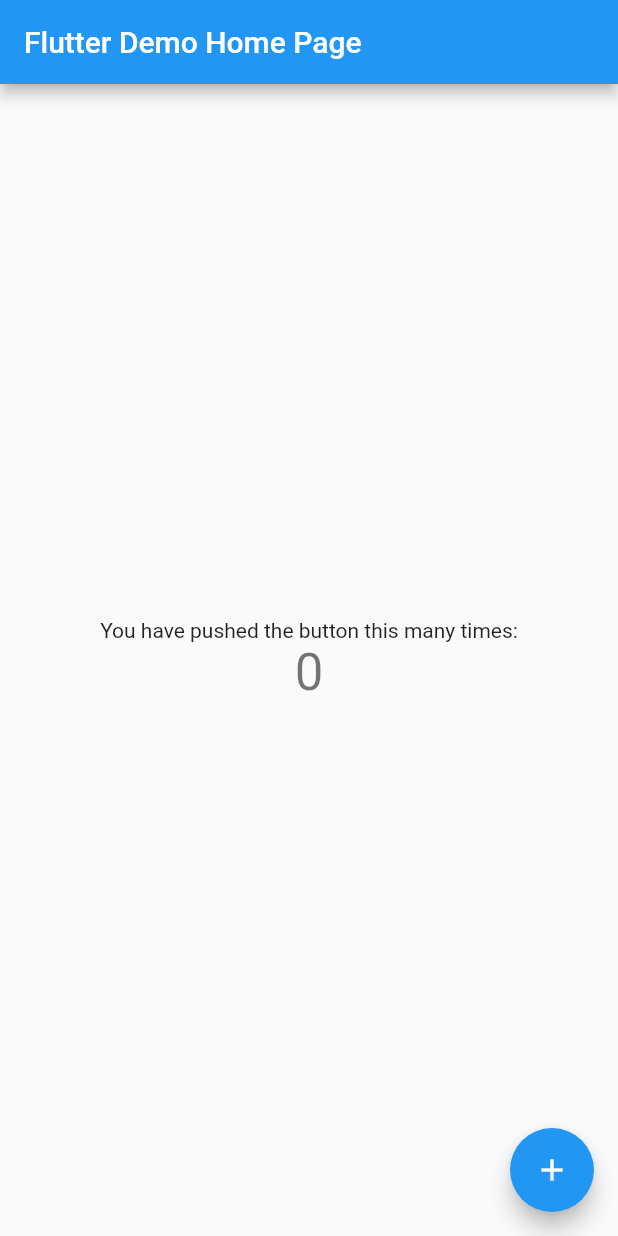
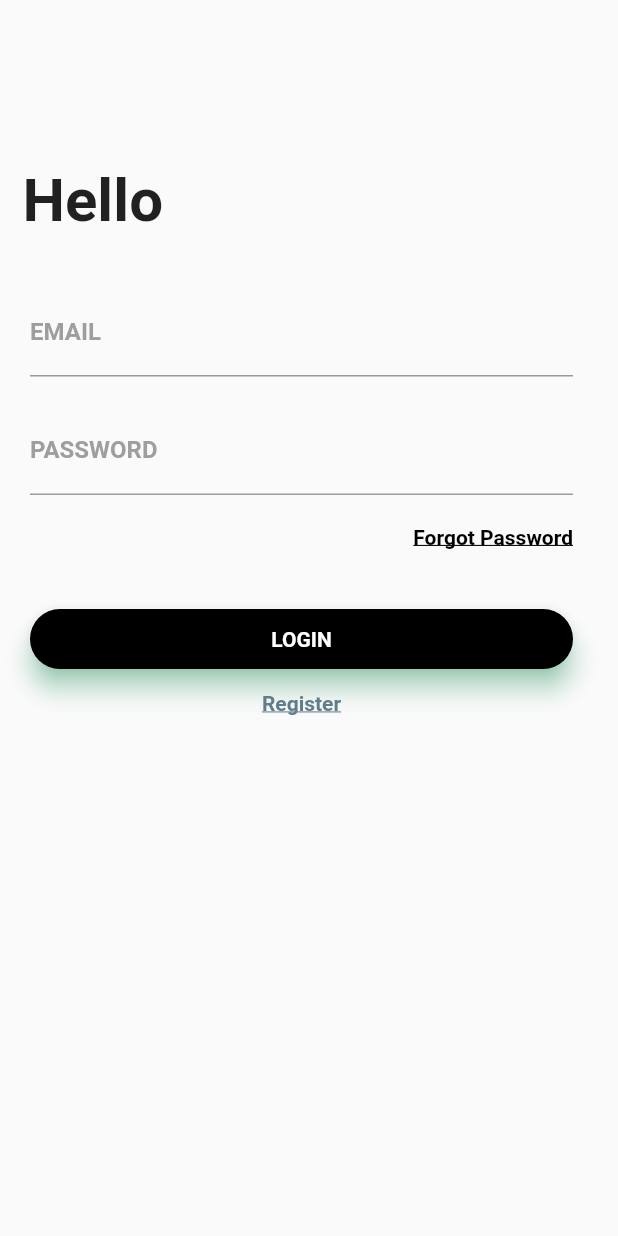
Before and after one commit to Kateriina/login_signup, a Flutter app: the screen it shows after launch, on a phone screen of 412 x 824 dp. Run offline on Flutter 3.47's test engine with Material 2 defaults, Android fonts, the phone set to English and light mode, and no system bars; missing offline and left inert: mongo_dart; Roboto replaces fonts that are missing (Monserrat, Montserrat).

Commit message:
Added Login page

```diff
--- a/lib/main.dart
+++ b/lib/main.dart
@@ -1,5 +1,6 @@
 import 'package:flutter/material.dart';
 import 'package:login_signup/mongodb.dart';
+import 'package:login_signup/signup.dart';
 
 Future<void> main() async {
   WidgetsFlutterBinding.ensureInitialized();
@@ -29,7 +30,10 @@ class MyApp extends StatelessWidget {
           primarySwatch: Colors.blue,
         ),
         home: const MyHomePage(title: 'Flutter Demo Home Page'),
-    );
+        debugShowCheckedModeBanner: false,
+        routes: <String, WidgetBuilder>{
+          '/signup': (BuildContext context) => new SignupPage()
+        });
   }
 }
 
@@ -65,7 +69,7 @@ class _MyHomePageState extends State<MyHomePage> {
     });
   }
 
-  @override
+  /*@override
   Widget build(BuildContext context) {
     // This method is rerun every time setState is called, for instance as done
     // by the _incrementCounter method above.
@@ -115,5 +119,116 @@ class _MyHomePageState extends State<MyHomePage> {
         child: const Icon(Icons.add),
       ), // This trailing comma makes auto-formatting nicer for build methods.
     );
+  }*/
+  @override
+  Widget build(BuildContext context) {
+    return new Scaffold(
+        body: Column(
+            crossAxisAlignment: CrossAxisAlignment.start,
+            children: <Widget>[
+          Container(
+              child: Stack(
+            children: <Widget>[
+              Container(
+                padding: EdgeInsets.fromLTRB(15, 110, 0, 0),
+                child: Text(
+                  "Hello",
+                  style: TextStyle(fontSize: 40, fontWeight: FontWeight.bold),
+                ),
+              )
+            ],
+          )),
+          Container(
+            padding: EdgeInsets.only(top: 35, left: 20, right: 30),
+            child: Column(
+              children: <Widget>[
+                TextField(
+                  decoration: InputDecoration(
+                      labelText: 'EMAIL',
+                      labelStyle: TextStyle(
+                          fontFamily: 'Montserrat',
+                          fontWeight: FontWeight.bold,
+                          color: Colors.grey),
+                      focusedBorder: UnderlineInputBorder(
+                        borderSide: BorderSide(color: Colors.green),
+                      )),
+                ),
+                SizedBox(
+                  height: 20,
+                ),
+                TextField(
+                  decoration: InputDecoration(
+                      labelText: 'PASSWORD',
+                      labelStyle: TextStyle(
+                          fontFamily: 'Montserrat',
+                          fontWeight: FontWeight.bold,
+                          color: Colors.grey),
+                      focusedBorder: UnderlineInputBorder(
+                        borderSide: BorderSide(color: Colors.green),
+                      )),
+                ),
+                SizedBox(
+                  height: 5.0,
+                ),
+                Container(
+                    alignment: Alignment(1, 0),
+                    padding: EdgeInsets.only(top: 15, left: 20),
+                    child: InkWell(
+                      child: Text(
+                        'Forgot Password',
+                        style: TextStyle(
+                            color: Colors.black,
+                            fontWeight: FontWeight.bold,
+                            fontFamily: 'Montserrat',
+                            decoration: TextDecoration.underline),
+                      ),
+                    )),
+                SizedBox(height: 40,),
+                Container(
+                  height: 40,
+                  child: Material(
+                    borderRadius: BorderRadius.circular(20),
+                    shadowColor: Colors.greenAccent,
+                    color: Colors.black,
+                    elevation: 7,
+                    child: GestureDetector(
+                      onTap: (){},
+                      child: Center(
+                        child: Text(
+                          'LOGIN',
+                          style: TextStyle(
+                            color: Colors.white,
+                            fontWeight: FontWeight.bold,
+                            fontFamily: 'Montserrat'
+                          ),
+                        ),
+                      ),
+                    ),
+                  ),
+                ),
+                SizedBox(height: 15,),
+                Row(
+                  mainAxisAlignment: MainAxisAlignment.center,
+                  children: <Widget>[
+                    InkWell(
+                      onTap: (){},
+                      child: Text(
+                        'Register',
+                        style: TextStyle(
+                          color: Colors.blueGrey,
+                          fontFamily: 'Monserrat',
+                          fontWeight: FontWeight.bold,
+                          decoration: TextDecoration.underline
+                        ),
+                      ),
+                    )
+                  ],
+                )
+              ],
+            ),
+          )
+        ]));
   }
 }
+
+//15:05
--- /dev/null
+++ b/lib/signup.dart
@@ -0,0 +1,32 @@
+import 'package:flutter/cupertino.dart';
+import 'package:flutter/material.dart';
+
+class SignupPage extends StatefulWidget {
+  @override
+  _SignupPageState createState() => _SignupPageState();
+
+}
+
+class _SignupPageState extends State<SignupPage> {
+  @override
+  Widget build(BuildContext context) {
+    return new Scaffold(
+        body: Column(
+          crossAxisAlignment: CrossAxisAlignment.start,
+          children: <Widget>[
+            Container(
+              padding: EdgeInsets.fromLTRB(15, 110, 0, 0),
+              child: Text(
+                "SignUp",
+                style: TextStyle(fontSize: 40, fontWeight: FontWeight.bold),
+              ),
+            )
+          ],
+        )
+    )
+    ,
+    )
+    ,
+    );
+  }
+}
```
Lines whose indentation alone changed are shown as unchanged.
